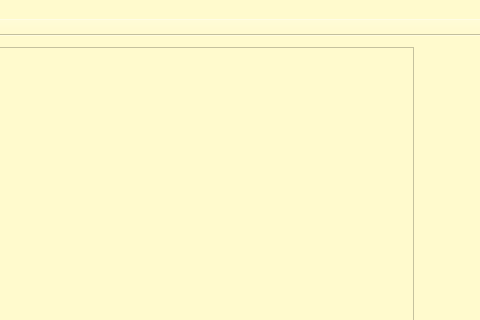
Before: the Qt Designer form mainwindow.ui in afwilkin/ProjectTracker, drawn with Qt 5; both pictures show x 218 to 698 and y 0 to 320 of the 698 by 488 pixel window.
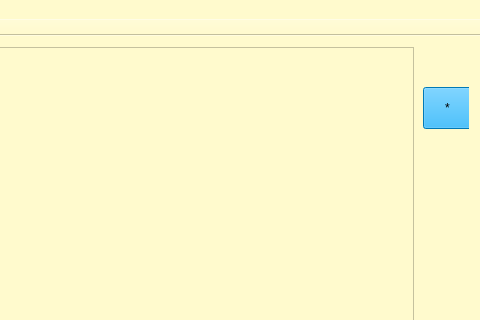
After: the same form once the commit is applied.

Patch:
```diff
--- a/mainwindow.ui
+++ b/mainwindow.ui
@@ -190,6 +190,28 @@
          </item>
         </layout>
        </widget>
+       <widget class="QToolButton" name="resolve">
+        <property name="geometry">
+         <rect>
+          <x>630</x>
+          <y>40</y>
+          <width>49</width>
+          <height>42</height>
+         </rect>
+        </property>
+        <property name="sizePolicy">
+         <sizepolicy hsizetype="Expanding" vsizetype="Expanding">
+          <horstretch>0</horstretch>
+          <verstretch>0</verstretch>
+         </sizepolicy>
+        </property>
+        <property name="styleSheet">
+         <string notr="true">background: rgb(0, 170, 255)</string>
+        </property>
+        <property name="text">
+         <string>*</string>
+        </property>
+       </widget>
       </widget>
      </widget>
     </item>
```
